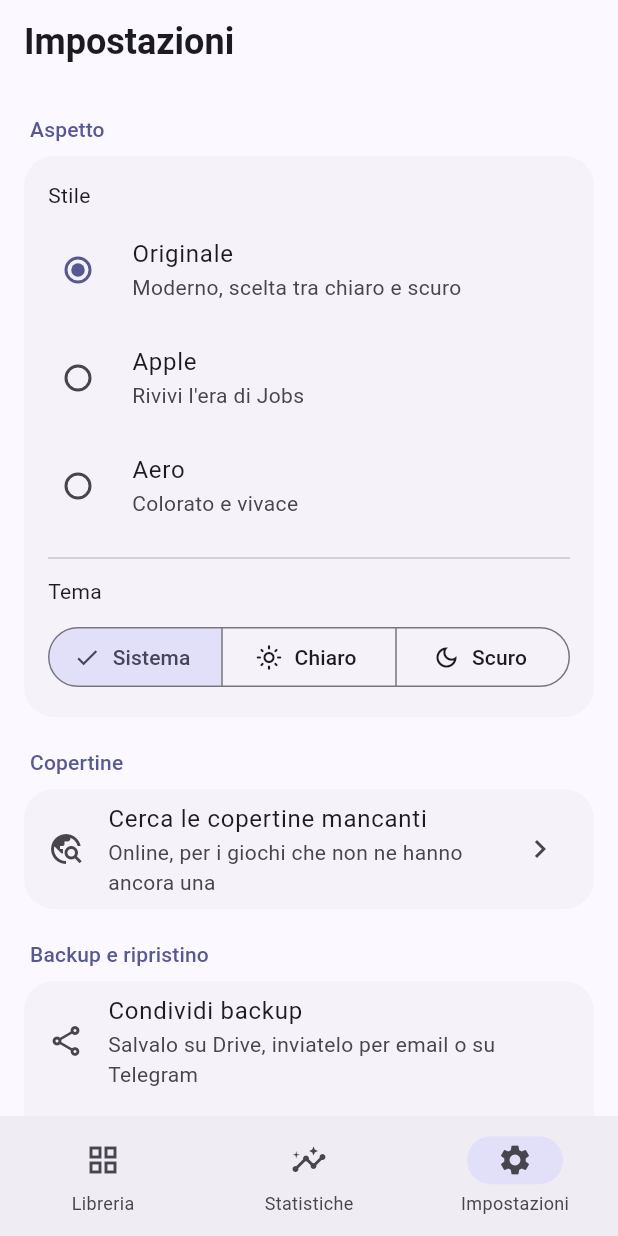
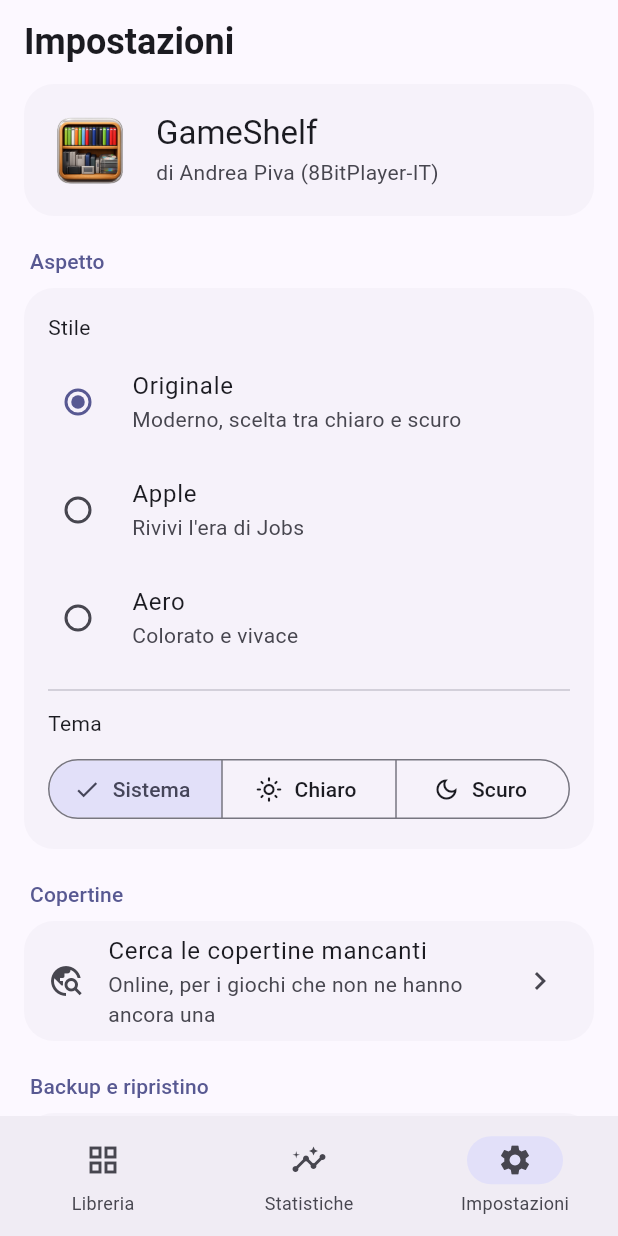
Before and after one commit to 8BitPlayer-IT/GameShelf, a Flutter app: the screen it shows after launch, item 3 of the bottom bar chosen, on a phone screen of 412 x 824 dp. Run offline on Flutter 3.47's test engine with Material 3 defaults, Android fonts, the phone set to English and light mode, and no system bars; our stand-ins replace drift, drift_flutter, file_picker, fl_chart, flutter_riverpod, share_plus; accounts and stored records are empty; generated files the repository leaves out were written again; statements that could not run were skipped.

Commit message:
Attribuzione all'autore: riga nelle impostazioni, copyright e termine di licenza
La riga: in cima alle impostazioni, sopra «Aspetto», l'icona dell'app con «GameShelf» e
«di Andrea Piva (8BitPlayer-IT)». L'icona e una copia da 192 px di quella del lanciatore
(assets/icona_app.png): la sorgente a 1024 px pesa 1,6 MB e non ha senso spedirla per
disegnarne 56.

Ma una riga nell'interfaccia si cancella in trenta secondi, quindi da sola non protegge
niente. Le altre due parti sono quelle che contano:

- avviso di copyright in testa a lib/main.dart, con l'intestazione di licenza che la GPL
  si aspetta e che prima non c'era da nessuna parte. Senza quello non c'e nemmeno la base
  per pretendere l'attribuzione
- termine aggiuntivo nel README, ai sensi dell'articolo 7(b) della GPL-3.0, che permette
  espressamente di richiedere la conservazione delle attribuzioni all'autore. Chi
  ridistribuisce GameShelf, modificato o no, deve conservare l'attribuzione nelle
  impostazioni e nel README; e prevista anche la formula «basato su GameShelf, di ...»
  per chi rinomina l'opera. Non e una restrizione sul software libero: resta GPL, si puo
  forkare, cambiare, rinominare e vendere. Si deve solo non cancellare chi l'ha scritto

Un termine 7(b) non e una «ulteriore restrizione» ai sensi dell'articolo 7, quindi chi
riceve il programma non puo rimuoverlo, ed e questa la differenza fra un credito e una
richiesta di cortesia.

Di conseguenza:
- commento in settings_screen.dart che dice perche quella riga non si tocca
- test/app/attribution_test.dart: quattro controlli su schermata, asset, README e main.dart.
  La guardia gira a ogni modifica, anche su un fork
- CONTRIBUTING: la rimozione della riga non verra accettata, e si dice perche

Versione 5.5.0. Analyze pulito e 173 test.

Co-Authored-By: Claude Opus 5 <noreply@anthropic.com>

```diff
--- a/lib/app/version.dart
+++ b/lib/app/version.dart
@@ -14,4 +14,4 @@
 /// `version: <questa stringa>+<numero di build>`: il numero di build deve
 /// crescere a ogni APK, altrimenti Android rifiuta l'aggiornamento.
 /// Se i due si scostano, `test/app/version_test.dart` diventa rosso.
-const String appVersion = '5.4.0';
+const String appVersion = '5.5.0';
--- a/lib/features/settings/settings_screen.dart
+++ b/lib/features/settings/settings_screen.dart
@@ -115,6 +115,42 @@ class _SettingsScreenState extends ConsumerState<SettingsScreen> {
         padding: const EdgeInsets.fromLTRB(16, 0, 16, 32),
         children: <Widget>[
           if (_busy) const LinearProgressIndicator(),
+
+          // ATTRIBUZIONE ALL'AUTORE — NON RIMUOVERE.
+          //
+          // Questa riga non è decorazione: è l'attribuzione richiesta dal termine
+          // aggiuntivo che accompagna la licenza, ai sensi dell'articolo 7(b)
+          // della GPL-3.0 (vedi la sezione «Licenza» del README). Chi
+          // ridistribuisce GameShelf, modificato o no, deve conservarla.
+          // Toglierla non è una modifica: è una violazione della licenza.
+          Card(
+            child: Padding(
+              padding: const EdgeInsets.all(16),
+              child: Row(
+                children: <Widget>[
+                  ClipRRect(
+                    borderRadius: BorderRadius.circular(14),
+                    child: Image.asset('assets/icona_app.png', width: 56, height: 56, cacheWidth: 168),
+                  ),
+                  const SizedBox(width: 16),
+                  Expanded(
+                    child: Column(
+                      crossAxisAlignment: CrossAxisAlignment.start,
+                      children: <Widget>[
+                        Text('GameShelf', style: theme.textTheme.titleLarge),
+                        const SizedBox(height: 2),
+                        Text(
+                          'di Andrea Piva (8BitPlayer-IT)',
+                          style: theme.textTheme.bodyMedium?.copyWith(color: theme.colorScheme.onSurfaceVariant),
+                        ),
+                      ],
+                    ),
+                  ),
+                ],
+              ),
+            ),
+          ),
+
           header('Aspetto'),
           Card(
             child: Padding(
--- a/pubspec.yaml
+++ b/pubspec.yaml
@@ -16,7 +16,7 @@ publish_to: 'none' # Remove this line if you wish to publish to pub.dev
 # https://developer.apple.com/library/archive/documentation/General/Reference/InfoPlistKeyReference/Articles/CoreFoundationKeys.html
 # In Windows, build-name is used as the major, minor, and patch parts
 # of the product and file versions while build-number is used as the build suffix.
-version: 5.4.0+5
+version: 5.5.0+6
 
 environment:
   sdk: ^3.13.3
@@ -75,6 +75,9 @@ flutter:
   # Icone delle console, generate da tool/slice_console_icons.dart e ...2.dart.
   assets:
     - assets/consoles/
+    # Icona dell'app per la riga di intestazione nelle impostazioni: è la stessa
+    # del lanciatore (192 px), copiata da android/app/src/main/res/mipmap-xxxhdpi.
+    - assets/icona_app.png
     # Indici dei nomi delle copertine di Libretro (96.505 nomi, 0,9 MB compressi),
     # generati da tool/genera_indici_copertine.dart: la ricerca del nome giusto
     # avviene senza rete, che serve solo a scaricare l'immagine trovata.
```
Also changed, not shown: lib/main.dart (+14 -0 lines), assets/icona_app.png (added), 3 other files.
